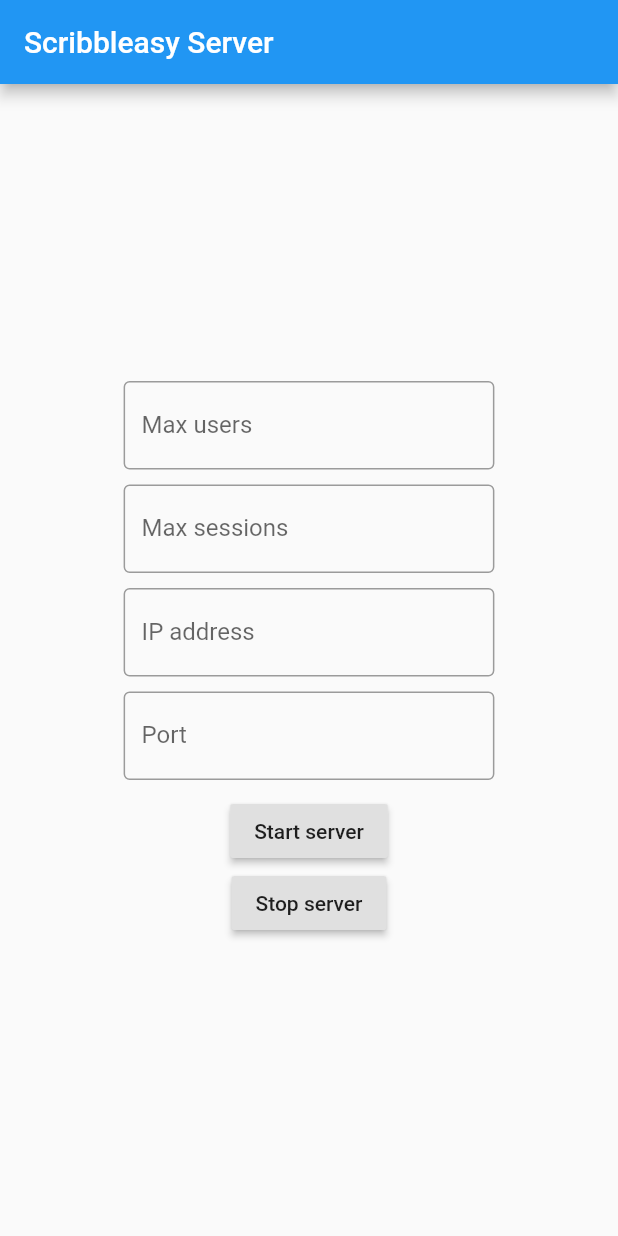
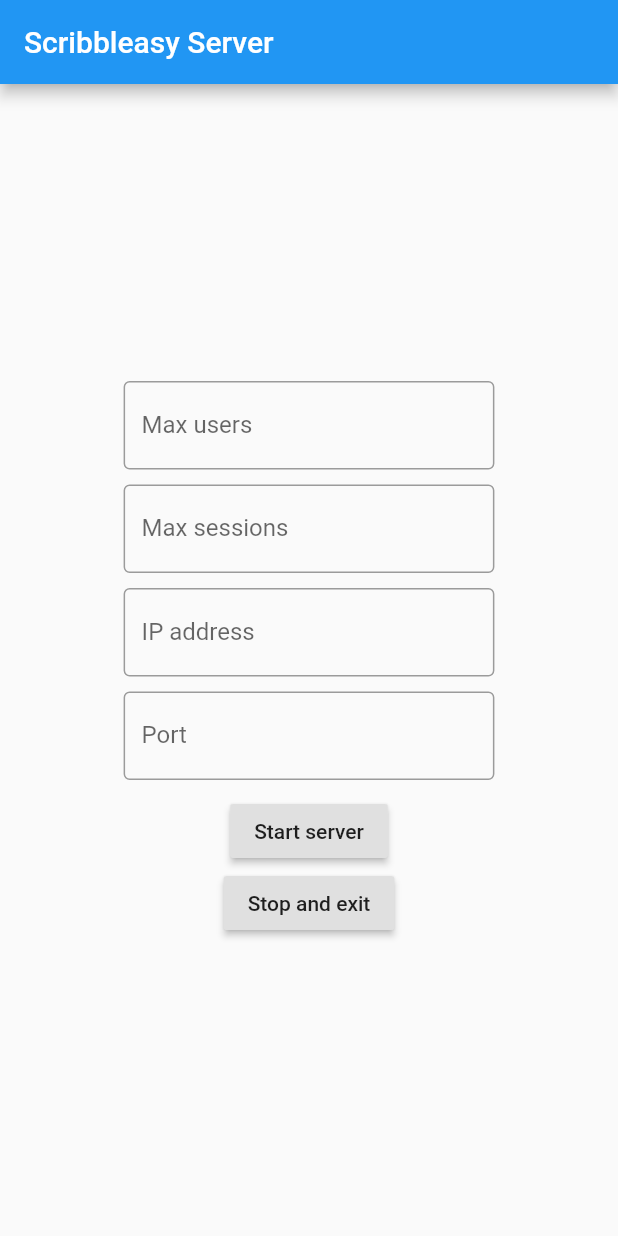
Before and after one commit to KerakTelor86/ScribbleasyServer, a Flutter app: the screen it shows after launch, on a phone screen of 412 x 824 dp. Run offline on Flutter 3.47's test engine with Material 2 defaults, Android fonts, the phone set to English and light mode, and no system bars.

Commit message:
Fix exit button

```diff
--- a/lib/main.dart
+++ b/lib/main.dart
@@ -1,5 +1,6 @@
 import 'dart:io';
 import 'package:flutter/material.dart';
+import 'package:flutter/services.dart';
 import 'package:Server/server.dart';
 
 void main() => runApp(MyApp());
@@ -48,6 +49,7 @@ class ConfigState extends State<Config> {
     if (running) {
       sv.stop();
       running = false;
+      exit(0);
     }
   }
 
@@ -95,7 +97,7 @@ class ConfigState extends State<Config> {
     );
     final stopButton = RaisedButton(
       onPressed: () => stopServer(),
-      child: Text('Stop server'),
+      child: Text('Stop and exit'),
     );
     return Row(
       children: <Widget>[
--- a/lib/server.dart
+++ b/lib/server.dart
@@ -31,7 +31,9 @@ class Server {
     // TODO: Cleanly stop server
     print('Server closing, disconnecting everyone...');
     for (User i in _users) {
-      _disconnectUser(i);
+      if (i != null) {
+        _disconnectUser(i);
+      }
     }
   }
 
```
